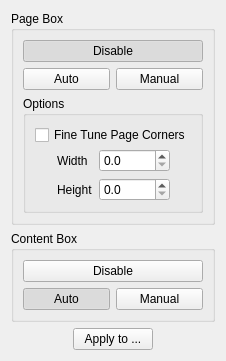
Old version of the form filters/select_content/ui/SelectContentOptionsWidget.ui in the repository 4lex4/scantailor-advanced.
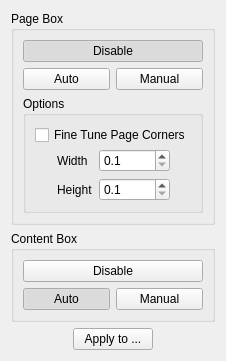
New version of the form.

```diff
--- a/filters/select_content/ui/SelectContentOptionsWidget.ui
+++ b/filters/select_content/ui/SelectContentOptionsWidget.ui
@@ -145,6 +145,9 @@
                 <property name="decimals">
                  <number>1</number>
                 </property>
+                <property name="minimum">
+                 <double>0.100000000000000</double>
+                </property>
                 <property name="maximum">
                  <double>99999.000000000000000</double>
                 </property>
@@ -155,6 +158,9 @@
                 <property name="decimals">
                  <number>1</number>
                 </property>
+                <property name="minimum">
+                 <double>0.100000000000000</double>
+                </property>
                 <property name="maximum">
                  <double>99999.000000000000000</double>
                 </property>
```
